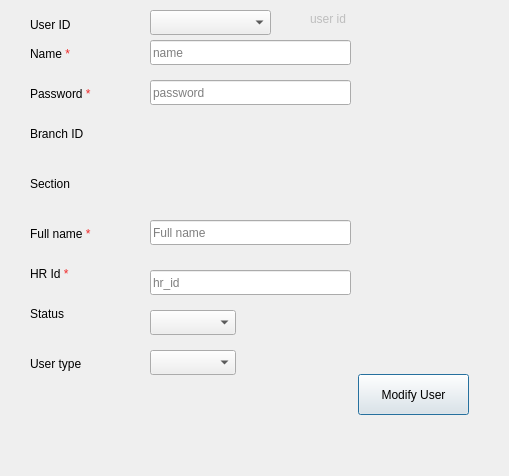
Qt form presentation/authorization_ui/modifyUser.ui (Hossam01/HyperPOS2020Design) before a commit.
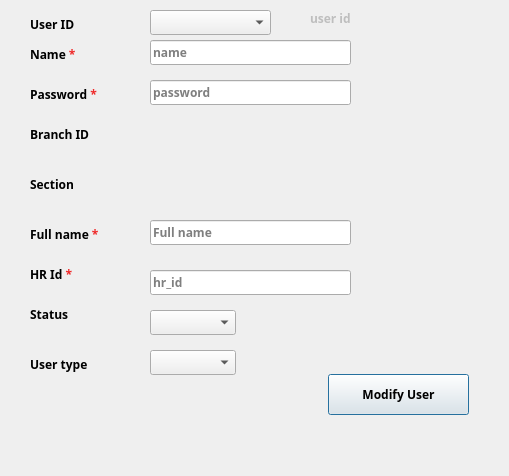
The same form after that commit.

Patch:
```diff
--- a/presentation/authorization_ui/modifyUser.ui
+++ b/presentation/authorization_ui/modifyUser.ui
@@ -34,6 +34,14 @@
      <height>25</height>
     </rect>
    </property>
+   <property name="font">
+    <font>
+     <family>29LT Bukra Regular</family>
+     <pointsize>9</pointsize>
+     <weight>75</weight>
+     <bold>true</bold>
+    </font>
+   </property>
    <property name="placeholderText">
     <string>name</string>
    </property>
@@ -47,6 +55,14 @@
      <height>25</height>
     </rect>
    </property>
+   <property name="font">
+    <font>
+     <family>29LT Bukra Regular</family>
+     <pointsize>9</pointsize>
+     <weight>75</weight>
+     <bold>true</bold>
+    </font>
+   </property>
    <property name="text">
     <string/>
    </property>
@@ -69,6 +85,14 @@
      <height>25</height>
     </rect>
    </property>
+   <property name="font">
+    <font>
+     <family>29LT Bukra Regular</family>
+     <pointsize>9</pointsize>
+     <weight>75</weight>
+     <bold>true</bold>
+    </font>
+   </property>
    <property name="text">
     <string/>
    </property>
@@ -88,6 +112,14 @@
      <height>25</height>
     </rect>
    </property>
+   <property name="font">
+    <font>
+     <family>29LT Bukra Regular</family>
+     <pointsize>9</pointsize>
+     <weight>75</weight>
+     <bold>true</bold>
+    </font>
+   </property>
    <property name="placeholderText">
     <string>Full name</string>
    </property>
@@ -115,15 +147,18 @@
   <widget class="QPushButton" name="BTN_modifyUser">
    <property name="geometry">
     <rect>
-     <x>358</x>
+     <x>328</x>
      <y>374</y>
-     <width>111</width>
+     <width>141</width>
      <height>41</height>
     </rect>
    </property>
    <property name="font">
     <font>
+     <family>29LT Bukra Regular</family>
      <pointsize>9</pointsize>
+     <weight>75</weight>
+     <bold>true</bold>
     </font>
    </property>
    <property name="text">
@@ -139,6 +174,14 @@
      <height>29</height>
     </rect>
    </property>
+   <property name="font">
+    <font>
+     <family>29LT Bukra Regular</family>
+     <pointsize>9</pointsize>
+     <weight>75</weight>
+     <bold>true</bold>
+    </font>
+   </property>
    <property name="text">
     <string>User ID</string>
    </property>
@@ -165,6 +208,14 @@
      <height>17</height>
     </rect>
    </property>
+   <property name="font">
+    <font>
+     <family>29LT Bukra Regular</family>
+     <pointsize>9</pointsize>
+     <weight>75</weight>
+     <bold>true</bold>
+    </font>
+   </property>
    <property name="frameShape">
     <enum>QFrame::NoFrame</enum>
    </property>
@@ -181,6 +232,14 @@
      <height>29</height>
     </rect>
    </property>
+   <property name="font">
+    <font>
+     <family>29LT Bukra Regular</family>
+     <pointsize>9</pointsize>
+     <weight>75</weight>
+     <bold>true</bold>
+    </font>
+   </property>
    <property name="text">
     <string>&lt;html&gt;&lt;head/&gt;&lt;body&gt;&lt;p&gt;Name &lt;span style=&quot; color:#ef2929;&quot;&gt;*&lt;/span&gt;&lt;/p&gt;&lt;/body&gt;&lt;/html&gt;</string>
    </property>
@@ -194,6 +253,14 @@
      <height>29</height>
     </rect>
    </property>
+   <property name="font">
+    <font>
+     <family>29LT Bukra Regular</family>
+     <pointsize>9</pointsize>
+     <weight>75</weight>
+     <bold>true</bold>
+    </font>
+   </property>
    <property name="text">
     <string>&lt;html&gt;&lt;head/&gt;&lt;body&gt;&lt;p&gt;HR Id &lt;span style=&quot; color:#ef2929;&quot;&gt;*&lt;/span&gt;&lt;/p&gt;&lt;/body&gt;&lt;/html&gt;</string>
    </property>
@@ -207,6 +274,14 @@
      <height>29</height>
     </rect>
    </property>
+   <property name="font">
+    <font>
+     <family>29LT Bukra Regular</family>
+     <pointsize>9</pointsize>
+     <weight>75</weight>
+     <bold>true</bold>
+    </font>
+   </property>
    <property name="text">
     <string>&lt;html&gt;&lt;head/&gt;&lt;body&gt;&lt;p&gt;Password &lt;span style=&quot; color:#ef2929;&quot;&gt;*&lt;/span&gt;&lt;/p&gt;&lt;/body&gt;&lt;/html&gt;</string>
    </property>
@@ -220,6 +295,14 @@
      <height>29</height>
     </rect>
    </property>
+   <property name="font">
+    <font>
+     <family>29LT Bukra Regular</family>
+     <pointsize>9</pointsize>
+     <weight>75</weight>
+     <bold>true</bold>
+    </font>
+   </property>
    <property name="text">
     <string>&lt;html&gt;&lt;head/&gt;&lt;body&gt;&lt;p&gt;Full name &lt;span style=&quot; color:#ef2929;&quot;&gt;*&lt;/span&gt;&lt;/p&gt;&lt;/body&gt;&lt;/html&gt;</string>
    </property>
@@ -233,6 +316,14 @@
      <height>29</height>
     </rect>
    </property>
+   <property name="font">
+    <font>
+     <family>29LT Bukra Regular</family>
+     <pointsize>9</pointsize>
+     <weight>75</weight>
+     <bold>true</bold>
+    </font>
+   </property>
    <property name="text">
     <string>&lt;html&gt;&lt;head/&gt;&lt;body&gt;&lt;p&gt;User type &lt;/p&gt;&lt;/body&gt;&lt;/html&gt;
                 </string>
@@ -247,6 +338,14 @@
      <height>29</height>
     </rect>
    </property>
+   <property name="font">
+    <font>
+     <family>29LT Bukra Regular</family>
+     <pointsize>9</pointsize>
+     <weight>75</weight>
+     <bold>true</bold>
+    </font>
+   </property>
    <property name="text">
     <string>&lt;html&gt;&lt;head/&gt;&lt;body&gt;&lt;p&gt;Status &lt;/p&gt;&lt;/body&gt;&lt;/html&gt;
                 </string>
@@ -261,6 +360,14 @@
      <height>29</height>
     </rect>
    </property>
+   <property name="font">
+    <font>
+     <family>29LT Bukra Regular</family>
+     <pointsize>9</pointsize>
+     <weight>75</weight>
+     <bold>true</bold>
+    </font>
+   </property>
    <property name="text">
     <string>&lt;html&gt;&lt;head/&gt;&lt;body&gt;&lt;p&gt;Branch ID&lt;/p&gt;&lt;/body&gt;&lt;/html&gt;
                 </string>
@@ -275,6 +382,14 @@
      <height>29</height>
     </rect>
    </property>
+   <property name="font">
+    <font>
+     <family>29LT Bukra Regular</family>
+     <pointsize>9</pointsize>
+     <weight>75</weight>
+     <bold>true</bold>
+    </font>
+   </property>
    <property name="text">
     <string>&lt;html&gt;&lt;head/&gt;&lt;body&gt;&lt;p&gt;Section&lt;/p&gt;&lt;/body&gt;&lt;/html&gt;
                 </string>
```
Left out of the diff: 24 changed lines with no effect on the pictures.
